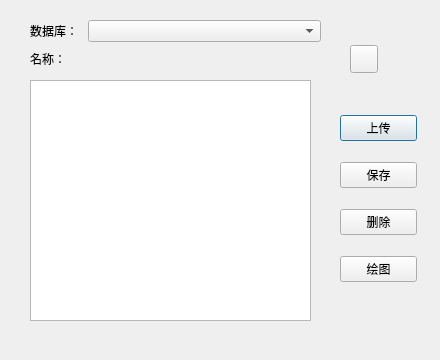
IamLJT/Lab-Summer-Project-Practice, file 409client/download.ui: the form before one commit.
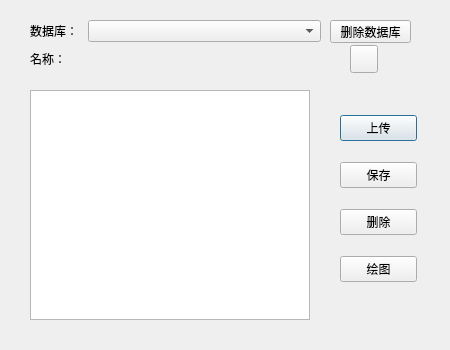
The form after the commit. Icons and pictures are not drawn.

Diff of the .ui file:
```diff
--- a/409client/download.ui
+++ b/409client/download.ui
@@ -6,8 +6,8 @@
    <rect>
     <x>0</x>
     <y>0</y>
-    <width>440</width>
-    <height>360</height>
+    <width>450</width>
+    <height>350</height>
    </rect>
   </property>
   <property name="windowTitle">
@@ -114,21 +114,6 @@
     </item>
    </layout>
   </widget>
-  <widget class="QWidget" name="horizontalLayoutWidget">
-   <property name="geometry">
-    <rect>
-     <x>30</x>
-     <y>80</y>
-     <width>281</width>
-     <height>241</height>
-    </rect>
-   </property>
-   <layout class="QHBoxLayout" name="horizontalLayout">
-    <item>
-     <widget class="QTableWidget" name="tableWidget"/>
-    </item>
-   </layout>
-  </widget>
   <widget class="QPushButton" name="pushButton_2">
    <property name="geometry">
     <rect>
@@ -145,6 +130,29 @@
     <string/>
    </property>
   </widget>
+  <widget class="QPushButton" name="pushButton_6">
+   <property name="geometry">
+    <rect>
+     <x>330</x>
+     <y>20</y>
+     <width>81</width>
+     <height>23</height>
+    </rect>
+   </property>
+   <property name="text">
+    <string>删除数据库</string>
+   </property>
+  </widget>
+  <widget class="QTableWidget" name="tableWidget">
+   <property name="geometry">
+    <rect>
+     <x>30</x>
+     <y>90</y>
+     <width>280</width>
+     <height>230</height>
+    </rect>
+   </property>
+  </widget>
  </widget>
  <resources/>
  <connections/>
```
